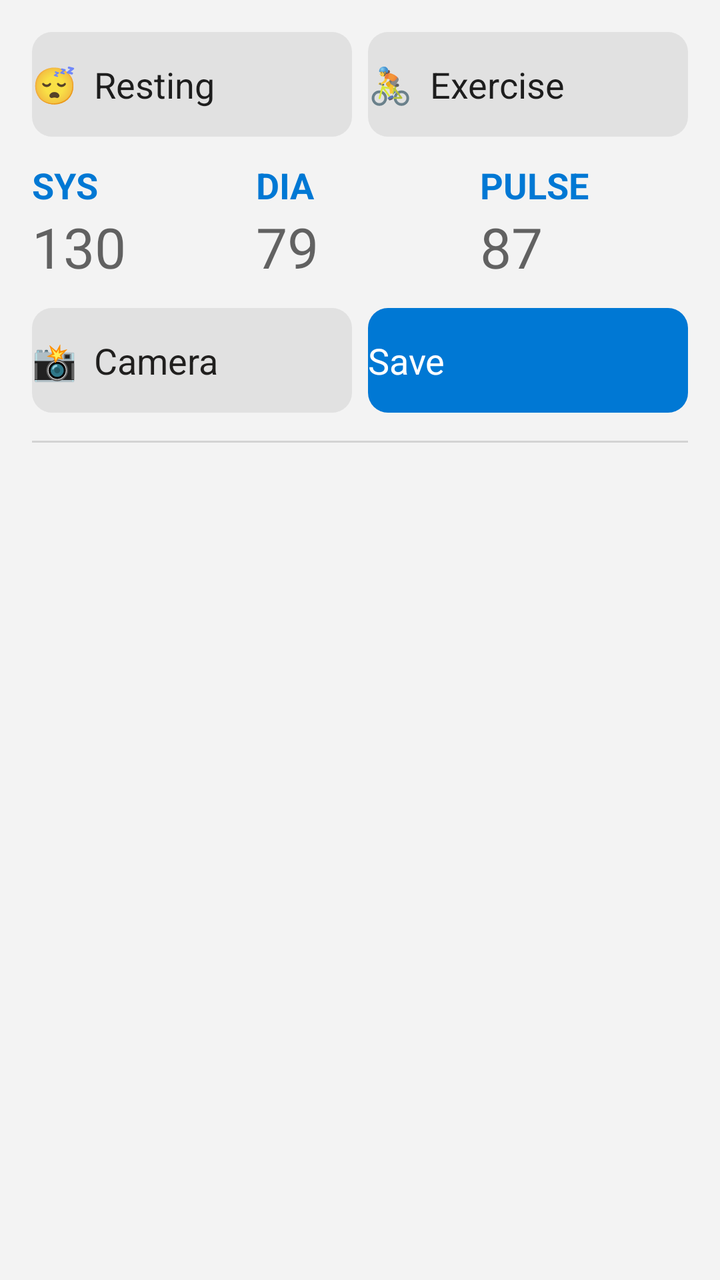
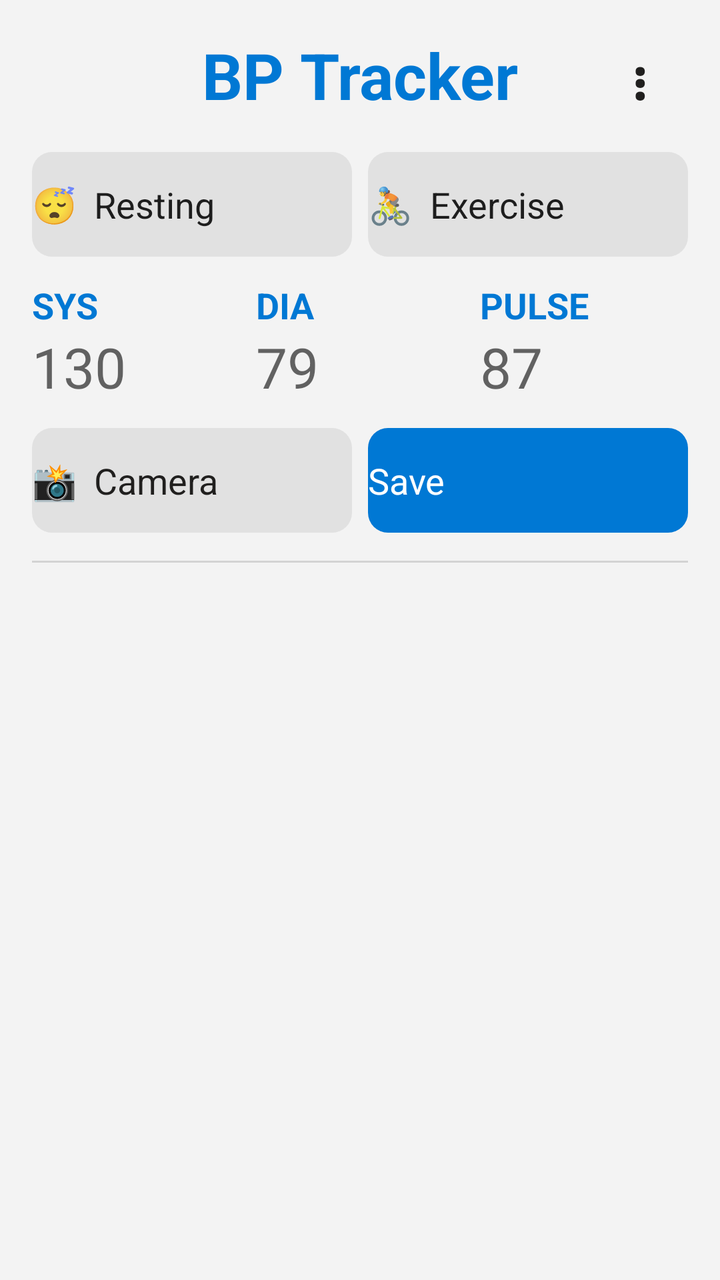

Before-and-after screenshots of an Android layout around one commit, followed by the original layout XML and the change that was made.
<!-- AndroidManifest.xml: application theme AppTheme -->
<!-- res/layout/activity_main.xml -->
<?xml version="1.0" encoding="utf-8"?>
<LinearLayout xmlns:android="http://schemas.android.com/apk/res/android"
    android:layout_width="match_parent"
    android:layout_height="match_parent"
    android:orientation="vertical"
    android:padding="16dp">

    <LinearLayout
        android:layout_width="match_parent"
        android:layout_height="wrap_content"
        android:orientation="horizontal">

        <Button
            android:id="@+id/btnResting"
            android:background="@drawable/btn_rounded"
            android:paddingTop="14dp"
            android:paddingBottom="14dp"
            android:layout_width="0dp"
            android:layout_height="wrap_content"
            android:layout_weight="1"
            android:textSize="18sp"
            android:backgroundTint="#E1E1E1"
            android:stateListAnimator="@null"
            android:text="😴  Resting" />

        <Button
            android:id="@+id/btnExercise"
            android:background="@drawable/btn_rounded"
            android:paddingTop="14dp"
            android:paddingBottom="14dp"
            android:layout_width="0dp"
            android:layout_height="wrap_content"
            android:layout_weight="1"
            android:layout_marginStart="8dp"
            android:textSize="18sp"
            android:backgroundTint="#E1E1E1"
            android:stateListAnimator="@null"
            android:text="🚴  Exercise" />
    </LinearLayout>

    <LinearLayout
        android:layout_width="match_parent"
        android:layout_height="wrap_content"
        android:layout_marginTop="12dp"
        android:orientation="horizontal">

        <LinearLayout
            android:layout_width="0dp"
            android:layout_height="wrap_content"
            android:layout_weight="1"
            android:orientation="vertical">
            <TextView
                android:layout_width="wrap_content"
                android:layout_height="wrap_content"
                android:text="SYS"
                android:textColor="#0078D4"
                android:textStyle="bold"
                android:textSize="18sp" />
            <EditText
                android:id="@+id/etSys"
                android:layout_width="match_parent"
                android:layout_height="wrap_content"
                android:inputType="number"
                android:maxLength="3"
                android:textSize="28sp"
                android:hint="130"
                android:importantForAutofill="no" />
        </LinearLayout>

        <LinearLayout
            android:layout_width="0dp"
            android:layout_height="wrap_content"
            android:layout_weight="1"
            android:layout_marginStart="8dp"
            android:orientation="vertical">
            <TextView
                android:layout_width="wrap_content"
                android:layout_height="wrap_content"
                android:text="DIA"
                android:textColor="#0078D4"
                android:textStyle="bold"
                android:textSize="18sp" />
            <EditText
                android:id="@+id/etDia"
                android:layout_width="match_parent"
                android:layout_height="wrap_content"
                android:inputType="number"
                android:maxLength="3"
                android:textSize="28sp"
                android:hint="79"
                android:importantForAutofill="no" />
        </LinearLayout>

        <LinearLayout
            android:layout_width="0dp"
            android:layout_height="wrap_content"
            android:layout_weight="1"
            android:layout_marginStart="8dp"
            android:orientation="vertical">
            <TextView
                android:layout_width="wrap_content"
                android:layout_height="wrap_content"
                android:text="PULSE"
                android:textColor="#0078D4"
                android:textStyle="bold"
                android:textSize="18sp" />
            <EditText
                android:id="@+id/etPulse"
                android:layout_width="match_parent"
                android:layout_height="wrap_content"
                android:inputType="number"
                android:maxLength="3"
                android:textSize="28sp"
                android:hint="87"
                android:imeOptions="actionDone"
                android:importantForAutofill="no" />
        </LinearLayout>
    </LinearLayout>

    <LinearLayout
        android:layout_width="match_parent"
        android:layout_height="wrap_content"
        android:layout_marginTop="12dp"
        android:orientation="horizontal">

        <Button
            android:id="@+id/btnScan"
            android:background="@drawable/btn_rounded"
            android:paddingTop="14dp"
            android:paddingBottom="14dp"
            android:layout_width="0dp"
            android:layout_height="wrap_content"
            android:layout_weight="1"
            android:textSize="18sp"
            android:textColor="#201F1E"
            android:backgroundTint="#E1E1E1"
            android:stateListAnimator="@null"
            android:text="📸  Camera" />

        <Button
            android:id="@+id/btnSave"
            android:background="@drawable/btn_rounded"
            android:paddingTop="14dp"
            android:paddingBottom="14dp"
            android:layout_width="0dp"
            android:layout_height="wrap_content"
            android:layout_weight="1"
            android:layout_marginStart="8dp"
            android:textSize="18sp"
            android:textColor="#FFFFFF"
            android:backgroundTint="#0078D4"
            android:stateListAnimator="@null"
            android:text="Save" />
    </LinearLayout>

    <View
        android:layout_width="match_parent"
        android:layout_height="1dp"
        android:layout_marginTop="14dp"
        android:background="#22000000" />

    <TextView
        android:id="@+id/tvEmpty"
        android:layout_width="match_parent"
        android:layout_height="wrap_content"
        android:layout_marginTop="24dp"
        android:gravity="center"
        android:text="No readings yet.\nType the numbers and tap Save."
        android:textSize="15sp"
        android:visibility="gone" />

    <ListView
        android:id="@+id/list"
        android:layout_width="match_parent"
        android:layout_height="match_parent"
        android:layout_marginTop="4dp"
        android:divider="#22000000"
        android:dividerHeight="1dp" />
</LinearLayout>
<!-- resources referenced by this layout -->
<resources>
  <!-- drawable btn_rounded (drawable) -->
  <?xml version="1.0" encoding="utf-8"?>
  <shape xmlns:android="http://schemas.android.com/apk/res/android"
      android:shape="rectangle">
      <corners android:radius="10dp" />
      <solid android:color="#FFFFFF" />
  </shape>
  <style name="AppTheme" parent="@android:style/Theme.Material.Light.DarkActionBar">
          <item name="android:colorPrimary">#0078D4</item>
          <item name="android:colorPrimaryDark">#005A9E</item>
          <item name="android:colorAccent">#0078D4</item>
          <item name="android:windowBackground">#F3F3F3</item>
      </style>
</resources>

<!-- the commit's change to res/layout/activity_main.xml (unified diff, before → after) -->
@@ -4,6 +4,32 @@
     android:layout_height="match_parent"
     android:orientation="vertical"
     android:padding="16dp">
+
+    <FrameLayout
+        android:layout_width="match_parent"
+        android:layout_height="wrap_content"
+        android:layout_marginBottom="12dp">
+
+        <TextView
+            android:layout_width="match_parent"
+            android:layout_height="wrap_content"
+            android:gravity="center"
+            android:text="BP Tracker"
+            android:textColor="#0078D4"
+            android:textStyle="bold"
+            android:textSize="32sp" />
+
+        <TextView
+            android:id="@+id/btnMenu"
+            android:layout_width="48dp"
+            android:layout_height="48dp"
+            android:layout_gravity="end|center_vertical"
+            android:gravity="center"
+            android:text="⋮"
+            android:textColor="#201F1E"
+            android:textStyle="bold"
+            android:textSize="26sp" />
+    </FrameLayout>
 
     <LinearLayout
         android:layout_width="match_parent"
<!-- resource entries referenced after the edit -->
@@ -7,11 +7,12 @@
       <corners android:radius="10dp" />
       <solid android:color="#FFFFFF" />
   </shape>
-  <style name="AppTheme" parent="@android:style/Theme.Material.Light.DarkActionBar">
+  <style name="AppTheme" parent="@android:style/Theme.Material.Light.NoActionBar">
           <item name="android:colorPrimary">#0078D4</item>
           <item name="android:colorPrimaryDark">#005A9E</item>
           <item name="android:colorAccent">#0078D4</item>
           <item name="android:windowBackground">#F3F3F3</item>
+          <item name="android:statusBarColor">#005A9E</item>
       </style>
 </resources>
 
